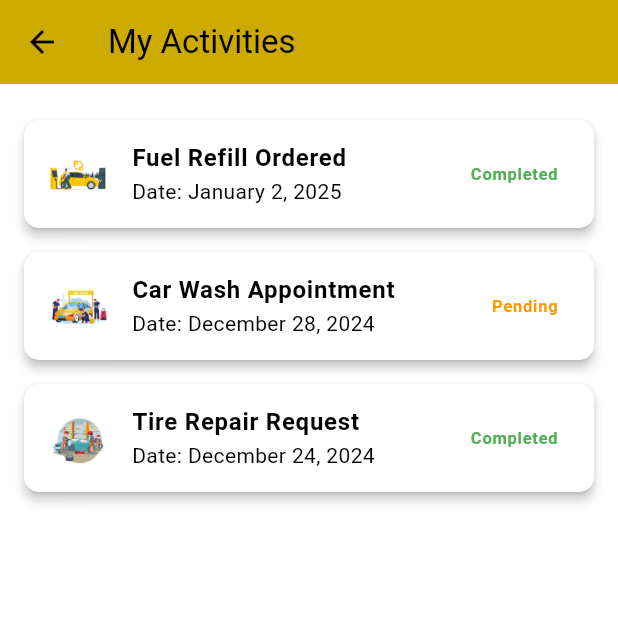
After one commit to asiimire/ekidduka, a Flutter app: the ActivityPage screen opened by its route, on a phone screen of 412 x 824 dp, the top half of it. The commit adds this screen. Run offline on Flutter 3.47's test engine with Material 3 defaults, Android fonts, the phone set to English and light mode, and no system bars.

Commit message:
the three screens in the bottom navbar are working well

```diff
--- a/lib/routes.dart
+++ b/lib/routes.dart
@@ -1,8 +1,12 @@
+import 'package:ekidduka/screens/activity_page.dart';
+import 'package:ekidduka/screens/profile_page.dart';
 import 'package:flutter/material.dart';
 import 'package:ekidduka/screens/splash/splash_screen.dart';
 import 'package:ekidduka/screens/home_screen.dart';
 
 Map<String, WidgetBuilder> routes = {
   SplashScreen.routeName: (context) => const SplashScreen(),
-  '/home': (context) => const HomeScreen(), // Add your home screen route
+  '/home': (context) => const HomeScreen(),
+  '/activity': (context) => const ActivityPage(),
+  '/profile': (context) => const ProfileScreen(),
 };
--- /dev/null
+++ b/lib/screens/activity_page.dart
@@ -0,0 +1,95 @@
+import 'package:ekidduka/theme/colors.dart';
+import 'package:flutter/material.dart';
+
+class ActivityPage extends StatefulWidget {
+  static String routeName = "/activity";
+
+  const ActivityPage({super.key});
+
+  @override
+  _ActivityPageState createState() => _ActivityPageState();
+}
+
+class _ActivityPageState extends State<ActivityPage> {
+  @override
+  Widget build(BuildContext context) {
+    // Sample activity data
+    final List<Map<String, String>> activities = [
+      {
+        'title': 'Fuel Refill Ordered',
+        'date': 'January 2, 2025',
+        'status': 'Completed',
+        'iconPath': 'assets/images/fuel.png'
+      },
+      {
+        'title': 'Car Wash Appointment',
+        'date': 'December 28, 2024',
+        'status': 'Pending',
+        'iconPath': 'assets/images/car_wash.png'
+      },
+      {
+        'title': 'Tire Repair Request',
+        'date': 'December 24, 2024',
+        'status': 'Completed',
+        'iconPath': 'assets/images/tire.png'
+      },
+    ];
+
+    return Scaffold(
+      appBar: AppBar(
+        title: const Text("My Activities"),
+        backgroundColor: AppColors.primaryColor, // Custom theme color
+        leading: IconButton(
+          icon: const Icon(Icons.arrow_back),
+          onPressed: () {
+            Navigator.pop(context); // Go back to the previous screen
+          },
+        ),
+      ),
+      body: Padding(
+        padding: const EdgeInsets.all(16.0),
+        child: ListView.builder(
+          itemCount: activities.length,
+          itemBuilder: (context, index) {
+            final activity = activities[index];
+            return Card(
+              elevation: 3,
+              margin: const EdgeInsets.symmetric(vertical: 8.0),
+              shape: RoundedRectangleBorder(
+                borderRadius: BorderRadius.circular(10.0),
+              ),
+              child: ListTile(
+                leading: Image.asset(
+                  activity['iconPath']!,
+                  width: 40,
+                  height: 40,
+                ),
+                title: Text(
+                  activity['title']!,
+                  style: const TextStyle(
+                    fontSize: 16,
+                    fontWeight: FontWeight.bold,
+                  ),
+                ),
+                subtitle: Text("Date: ${activity['date']}"),
+                trailing: Text(
+                  activity['status']!,
+                  style: TextStyle(
+                    color: activity['status'] == 'Completed'
+                        ? Colors.green
+                        : Colors.orange,
+                    fontWeight: FontWeight.bold,
+                  ),
+                ),
+                onTap: () {
+                  // Action for tapping activity
+                  print("Tapped on ${activity['title']}");
+                },
+              ),
+            );
+          },
+        ),
+      ),
+    );
+  }
+}
```
Also changed, not shown: lib/screens/history_page.dart (deleted, +0 -89 lines), lib/screens/home_screen.dart (+11 -21 lines), lib/screens/profile_page.dart (+41 -65 lines), lib/widgets/custom_app_bar.dart (+5 -5 lines).
